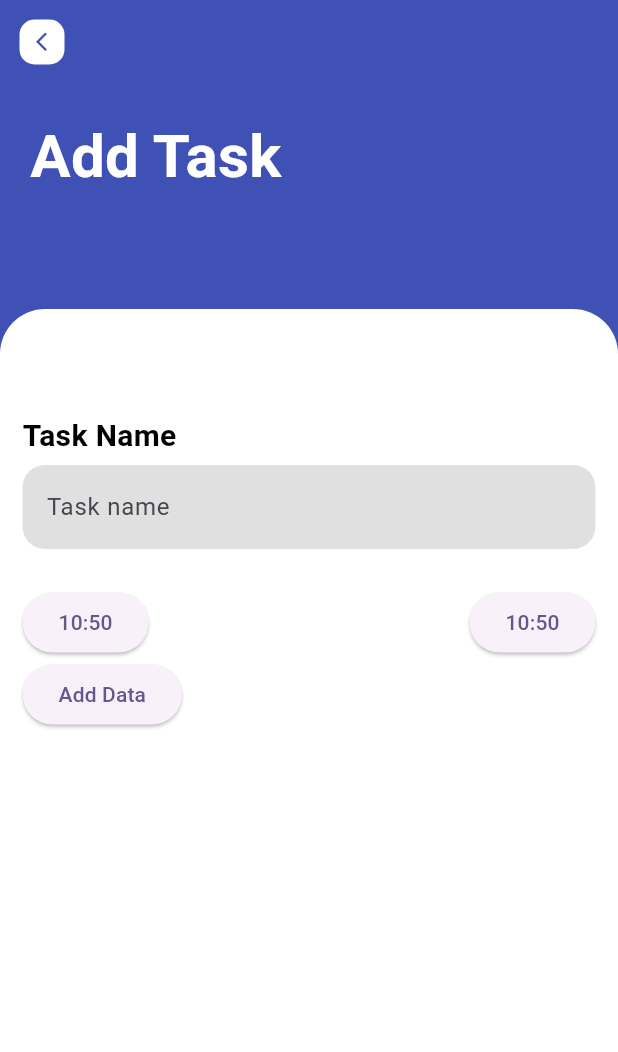
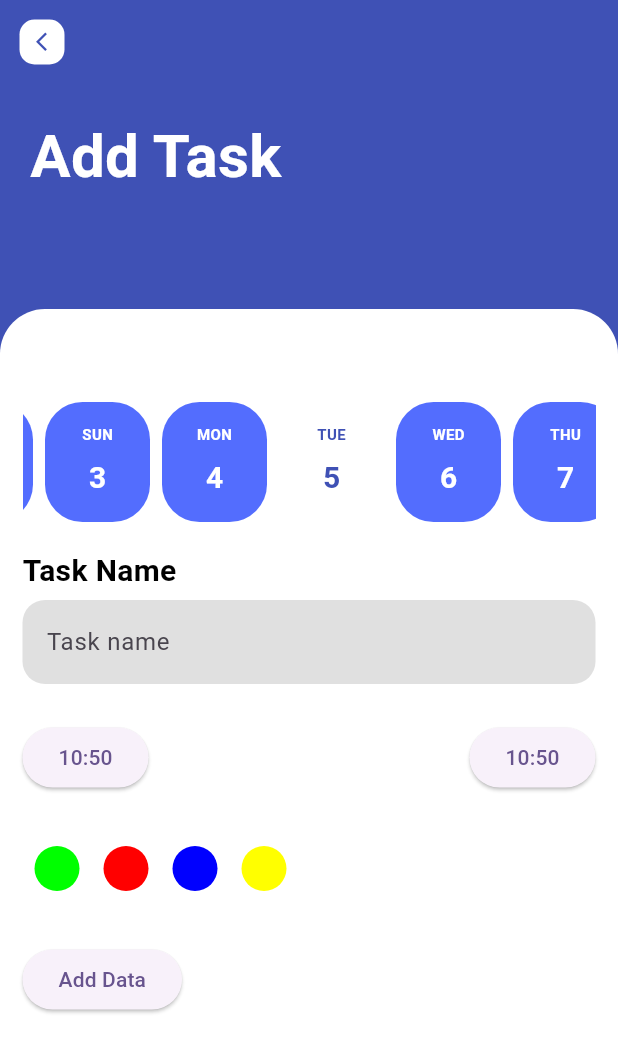
Before and after one commit to Inf1nityLab/contacts, a Flutter app: the AddScreen screen opened directly, after a tap on "Add Data", on a phone screen of 412 x 824 dp. Shown: the top 1052 px of the screen. Run offline on Flutter 3.47's test engine with Material 3 defaults, Android fonts, the phone set to English and light mode, and no system bars; drawn by our look-alikes of easy_date_timeline; our stand-ins replace get_it, hive, hive_flutter; accounts and stored records are empty.

Commit message:
add screen

```diff
--- a/lib/locator.dart
+++ b/lib/locator.dart
@@ -9,5 +9,5 @@ import 'package:to_do_app_hive/task_app/service/task_service.dart';
 final GetIt locator = GetIt.instance;
 
 void setupLocator() {
-  locator.registerSingleton(() => TaskService());
+  locator.registerLazySingleton(() => TaskService());
 }
--- a/lib/server/data.dart
+++ b/lib/server/data.dart
@@ -15,11 +15,13 @@ class Album{
       'userId': int userId,
       'id': int id,
       'title': String title,
+
       } =>
           Album(
             userId: userId,
             id: id,
             title: title,
+
           ),
       _ => throw const FormatException('Failed to load album.'),
     };
--- a/lib/task_app/model/task_data.dart
+++ b/lib/task_app/model/task_data.dart
@@ -1,5 +1,6 @@
 import 'package:flutter/material.dart';
 import 'package:hive/hive.dart';
+
 part 'task_data.g.dart';
 
 @HiveType(typeId: 3)
@@ -7,22 +8,24 @@ class TaskData {
   @HiveField(0)
   final String taskName;
   @HiveField(1)
-  final DateTime startTime;
+  final int startTimeHour;
   @HiveField(2)
-  final DateTime endTime;
+  final int startTimeMinute;
   @HiveField(3)
-  late final int colorValue;
-
+  final int colorValue;
+  @HiveField(4)
+  final DateTime date;
+  @HiveField(5)
+  final int endTimeHour;
+  @HiveField(6)
+  final int endTimeMinute;
 
   TaskData(
       {required this.taskName,
-      required this.startTime,
-      required this.endTime,
-         required this.colorValue,
-       });
-
-  Color get color => Color(colorValue);
-
-  // Метод для преобразования Color в int
-  set color(Color color) => colorValue = color.value;
+      required this.startTimeHour,
+      required this.endTimeMinute,
+      required this.colorValue,
+      required this.date,
+      required this.endTimeHour,
+      required this.startTimeMinute});
 }
--- a/lib/task_app/screens/add_screen.dart
+++ b/lib/task_app/screens/add_screen.dart
@@ -1,3 +1,4 @@
+import 'package:easy_date_timeline/easy_date_timeline.dart';
 import 'package:flutter/material.dart';
 import 'package:hive/hive.dart';
 import 'package:to_do_app_hive/locator.dart';
@@ -16,6 +17,15 @@ class _AddScreenState extends State<AddScreen> {
   TextEditingController nameController = TextEditingController();
   TimeOfDay startTime = const TimeOfDay(hour: 10, minute: 50);
   TimeOfDay endTime = const TimeOfDay(hour: 10, minute: 50);
+  int selectedColor = 0xFF00FF00;
+  List<Color> colors = const [
+    Color(0xFF00FF00),
+    Color(0xFFFF0000),
+    Color(0xFF0000FF),
+    Color(0xFFFFFF00)
+  ];
+
+  DateTime _selectedDay = DateTime.now();
 
   @override
   Widget build(BuildContext context) {
@@ -66,19 +76,70 @@ class _AddScreenState extends State<AddScreen> {
                   topLeft: Radius.circular(30),
                 ),
               ),
-              child:Padding(
+              child: Padding(
                 padding: const EdgeInsets.only(left: 15, right: 15),
                 child: Column(
                   crossAxisAlignment: CrossAxisAlignment.start,
                   children: [
                     // Calendar
-                    const SizedBox(
-                      height: 70,
+                    Padding(
+                      padding: const EdgeInsets.only(top: 10, bottom: 10),
+                      child: EasyDateTimeLine(
+                        initialDate: DateTime.now(),
+                        onDateChange: (selectedDate) {
+                          setState(() {
+                            _selectedDay = selectedDate;
+                            print('date changed');
+                          });
+                        },
+                        headerProps: const EasyHeaderProps(
+                            showMonthPicker: false,
+                            monthPickerType: MonthPickerType.dropDown,
+                            dateFormatter: DateFormatter.fullDateMonthAsStrDY(),
+                            selectedDateStyle: TextStyle(color: Colors.white)),
+                        dayProps: const EasyDayProps(
+                          dayStructure: DayStructure.dayStrDayNum,
+                          width: 70,
+                          height: 80,
+                          inactiveDayStyle: DayStyle(
+                            dayNumStyle: TextStyle(
+                                color: Colors.white,
+                                fontSize: 20,
+                                fontWeight: FontWeight.bold),
+                            dayStrStyle: TextStyle(
+                                color: Colors.white,
+                                fontSize: 10,
+                                fontWeight: FontWeight.bold),
+                            decoration: BoxDecoration(
+                              color: Colors.indigoAccent,
+                              borderRadius:
+                                  BorderRadius.all(Radius.circular(25)),
+                            ),
+                          ),
+                          activeDayStyle: DayStyle(
+                            dayNumStyle: TextStyle(
+                                color: Colors.indigo,
+                                fontSize: 20,
+                                fontWeight: FontWeight.bold),
+                            dayStrStyle: TextStyle(
+                                color: Colors.indigo,
+                                fontSize: 10,
+                                fontWeight: FontWeight.bold),
+                            decoration: BoxDecoration(
+                              color: Colors.white,
+                              borderRadius:
+                                  BorderRadius.all(Radius.circular(25)),
+                            ),
+                          ),
+                        ),
+                      ),
                     ),
                     const Text(
                       'Task Name',
                       style: TextStyle(
-                          fontSize: 20, fontWeight: FontWeight.bold, color: Colors.black),
+                          fontSize: 20,
+                          fontWeight: FontWeight.bold,
+                          color: Colors.black),
                     ),
                     const SizedBox(
                       height: 5,
@@ -109,7 +170,8 @@ class _AddScreenState extends State<AddScreen> {
 
                               setState(() => startTime = newTime);
                             },
-                            child: Text('${startTime.hour}:${startTime.minute}')),
+                            child:
+                                Text('${startTime.hour}:${startTime.minute}')),
                         ElevatedButton(
                             onPressed: () async {
                               TimeOfDay? newTime = await showTimePicker(
@@ -122,16 +184,56 @@ class _AddScreenState extends State<AddScreen> {
                             child: Text('${endTime.hour}:${endTime.minute}')),
                       ],
                     ),
+                    SizedBox(
+                      height: 100,
+                      child: ListView.builder(
+                          itemCount: colors.length,
+                          scrollDirection: Axis.horizontal,
+                          itemBuilder: (context, index) {
+                            return Padding(
+                              padding: const EdgeInsets.all(8.0),
+                              child: InkWell(
+                                onTap: () {
+                                  if (index == 0) {
+                                    setState(() {
+                                      selectedColor = selectedColor;
+                                      print('цвет grenn');
+                                    });
+                                  } else if (index == 1) {
+                                    setState(() {
+                                      selectedColor = 0xFFFF0000;
+                                    });
+                                  } else if (index == 2) {
+                                    setState(() {
+                                      selectedColor = 0xFF0000FF;
+                                    });
+                                  } else {
+                                    setState(() {
+                                      selectedColor = 0xFFFFFF00;
+                                    });
+                                  }
+                                },
+                                child: CircleAvatar(
+                                    radius: 15, backgroundColor: colors[index]),
+                              ),
+                            );
+                          }),
+                    ),
                     ElevatedButton(
                         onPressed: () {
                           if (nameController.text.isNotEmpty) {
                             locator<TaskService>().addTodo(TaskData(
-                              taskName: nameController.text,
-                              startTime: DateTime(startTime.hour, startTime.minute),
-                              endTime: DateTime(endTime.hour, endTime.minute),
-                              colorValue: 0xFFdbe4f3,
-                            ));
+                                taskName: nameController.text,
+                                startTimeHour: startTime.hour,
+                                endTimeMinute: endTime.minute,
+                                colorValue: selectedColor,
+                                date: _selectedDay,
+                                endTimeHour: endTime.hour,
+                                startTimeMinute: startTime.minute));
                             Navigator.pop(context);
+
+                          } else{
+                            print('name is empty');
                           }
                         },
                         child: const Text('Add Data'))
@@ -144,8 +246,6 @@ class _AddScreenState extends State<AddScreen> {
       ),
     );
   }
-
-
 }
 
 // enum Color {red, green, indigo, black}
--- a/lib/task_app/service/task_service.dart
+++ b/lib/task_app/service/task_service.dart
@@ -6,11 +6,9 @@ import 'package:hive/hive.dart';
 import 'package:to_do_app_hive/task_app/model/task_data.dart';
 
 class TaskService{
-  final String _task = "";
+
 
   Future<Box<TaskData>> get _box async => await Hive.openBox<TaskData>('taskData');
-
-
 
 
   //Create
@@ -18,7 +16,6 @@ class TaskService{
     var task = await _box;
     await task.add(taskData);
   }
-
 
 
   // Read
```
Also changed, not shown: lib/main.dart (+6 -2 lines), lib/task_app/screens/main_screen.dart (+29 -15 lines), lib/user/user_data.dart (added, +59 -0 lines), lib/user/user_screen.dart (added, +64 -0 lines), lib/task_app/model/task_data.g.dart (added).
